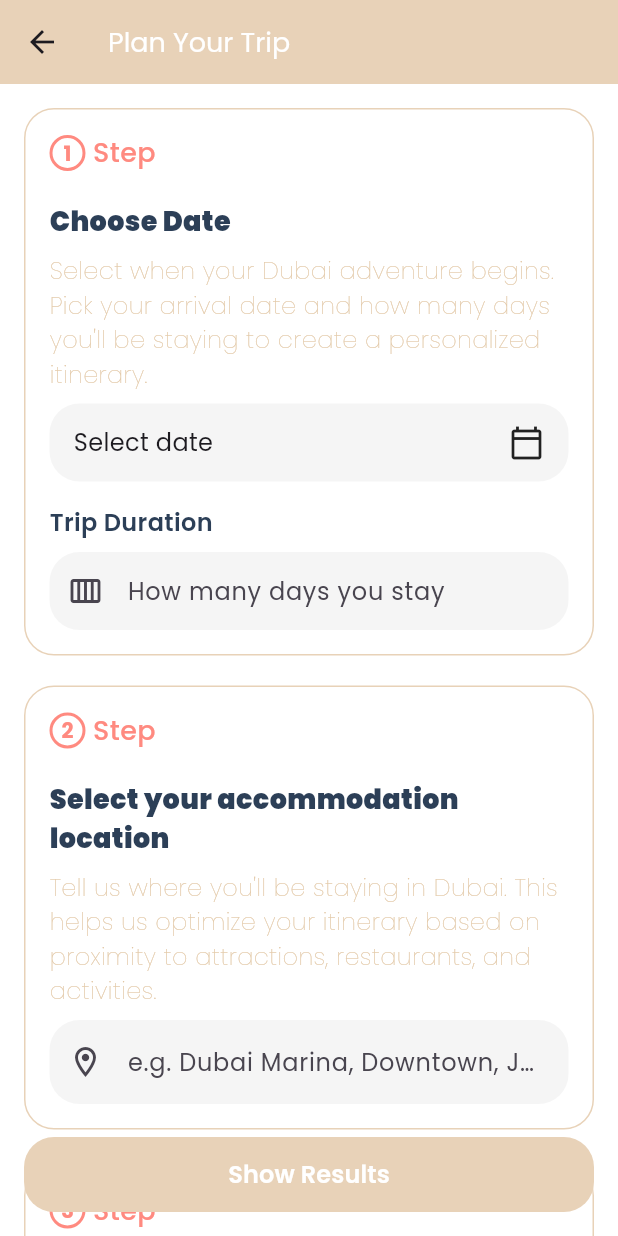
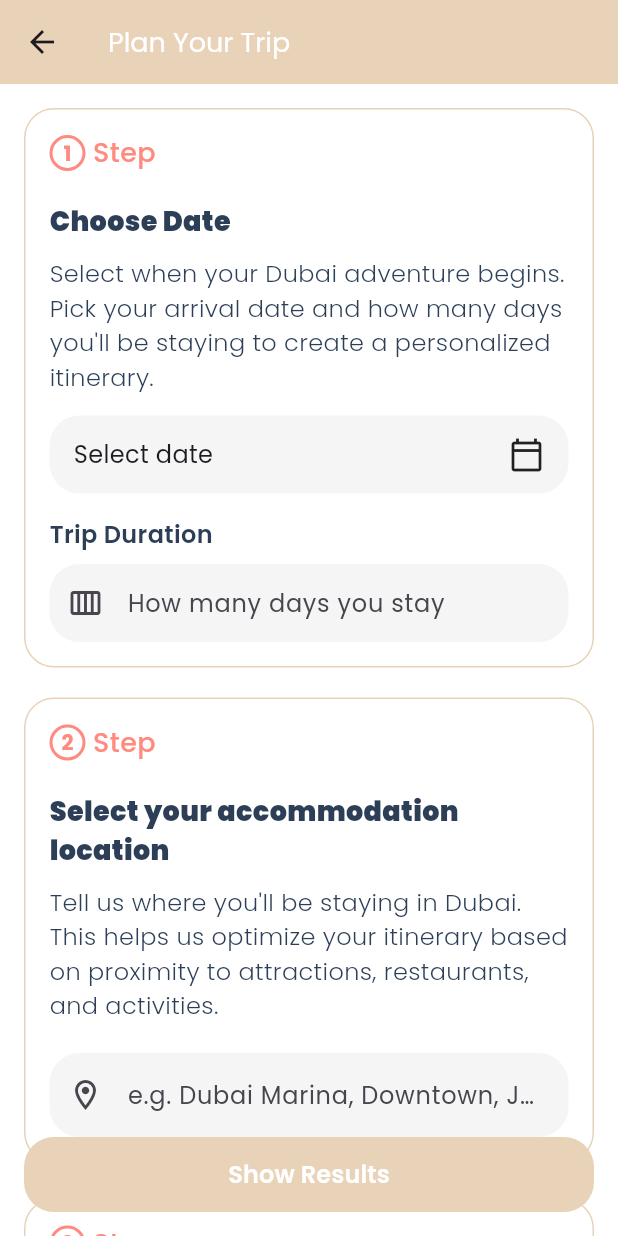
Before and after one commit to carovicfilip/dubai_trip_planner_2025, a Flutter app: the MyTripScreen screen opened directly, on a phone screen of 412 x 824 dp. Run offline on Flutter 3.47's test engine with Material 3 defaults, Android fonts, the light colour scheme and no system bars; our stand-ins replace bloc, flutter_bloc, flutter_dotenv, flutter_svg, google_fonts, scrollable_positioned_list and 1 more; accounts and stored records are empty; network calls fail.

Commit message:
Progress 23 - Fixed android emulator

```diff
--- a/lib/core/models/place.dart
+++ b/lib/core/models/place.dart
@@ -6,8 +6,6 @@ class Place {
   final String openingHours;
   final String description;
   final String? locationName;
-  final double? latitude;
-  final double? longitude;
   final double? rating;
   final String? reviewSummary;
 
@@ -19,8 +17,6 @@ class Place {
     required this.openingHours,
     required this.description,
     this.locationName,
-    this.latitude,
-    this.longitude,
     this.rating,
     this.reviewSummary,
   });
@@ -34,8 +30,6 @@ class Place {
       openingHours: json['openingHours'] as String,
       description: json['description'] as String,
       locationName: json['locationName'] as String?,
-      latitude: (json['latitude'] as num?)?.toDouble(),
-      longitude: (json['longitude'] as num?)?.toDouble(),
       rating: (json['rating'] as num?)?.toDouble(),
       reviewSummary: json['reviewSummary'] as String?,
     );
@@ -50,8 +44,7 @@ class Place {
       'openingHours': openingHours,
       'description': description,
       'locationName': locationName,
-      'latitude': latitude,
-      'longitude': longitude,
+
       'rating': rating,
       'reviewSummary': reviewSummary,
     };
--- a/lib/features/my_trip/ui/itinerary_screen.dart
+++ b/lib/features/my_trip/ui/itinerary_screen.dart
@@ -17,7 +17,11 @@ class ItineraryScreen extends StatelessWidget {
 
     return Scaffold(
       appBar: AppBar(
-        title: const Text('Your Trip Plan'),
+        title: const Text(
+          'Your Trip Plan',
+          style: TextStyle(fontSize: 18, color: Colors.black),
+        ),
+        shadowColor: Colors.black26,
       ),
       body: SafeArea(
         child: Padding(
--- a/lib/features/my_trip/ui/my_trip_screen.dart
+++ b/lib/features/my_trip/ui/my_trip_screen.dart
@@ -380,12 +380,12 @@ class _MyTripScreenState extends State<MyTripScreen> {
                         "Choose Date",
                         style: TextStyle(fontSize: 18, fontWeight: FontWeight.w900, color: Color(0xFF2C3F57)),
                       ),
-                      const SizedBox(height: 8),
+                      const SizedBox(height: 10),
                       Text(
                         "Select when your Dubai adventure begins. Pick your arrival date and how many days you'll be staying to create a personalized itinerary.",
-                        style: TextStyle(fontSize: 16, fontWeight: FontWeight.w100, color: Color(0xFFE0C4A0)),
+                        style: TextStyle(fontSize: 16, fontWeight: FontWeight.w300, color:Color(0xFF2C3F57)),
                       ),
-                      const SizedBox(height: 8),
+                      const SizedBox(height: 14),
                       GestureDetector(
                         onTap: _pickDate,
                         child: Container(
@@ -473,12 +473,12 @@ class _MyTripScreenState extends State<MyTripScreen> {
                         "Select your accommodation location",
                         style: TextStyle(fontSize: 18, fontWeight: FontWeight.w900, color: Color(0xFF2C3F57)),
                       ),
-                      const SizedBox(height: 8),
+                      const SizedBox(height: 10),
                       Text(
                         "Tell us where you'll be staying in Dubai. This helps us optimize your itinerary based on proximity to attractions, restaurants, and activities.",
-                        style: TextStyle(fontSize: 16, fontWeight: FontWeight.w100, color: Color(0xFFE0C4A0)),
+                        style: TextStyle(fontSize: 16, fontWeight: FontWeight.w300, color:Color(0xFF2C3F57)),
                       ),
-                      const SizedBox(height: 8),
+                      const SizedBox(height: 20),
                       TextField(
                         controller: _accommodationCtrl,
                         decoration: InputDecoration(
@@ -542,10 +542,10 @@ class _MyTripScreenState extends State<MyTripScreen> {
                         "Choose Categories",
                         style: TextStyle(fontSize: 18, fontWeight: FontWeight.w900, color: Color(0xFF2C3F57)),
                       ),
-                      const SizedBox(height: 8),
+                      const SizedBox(height: 10),
                       Text(
                         "Select the types of places and experiences you're interested in. Choose multiple categories to create a diverse and exciting trip plan tailored to your preferences.",
-                        style: TextStyle(fontSize: 16, fontWeight: FontWeight.w100, color: Color(0xFFE0C4A0)),
+                        style: TextStyle(fontSize: 16, fontWeight: FontWeight.w300, color:Color(0xFF2C3F57)),
                       ),
                       const SizedBox(height: 8),
                       const SizedBox(height: 12),
```
Also changed, not shown: lib/features/place_details/screens/more_details_screen.dart (+10 -8 lines), 1 other file.
